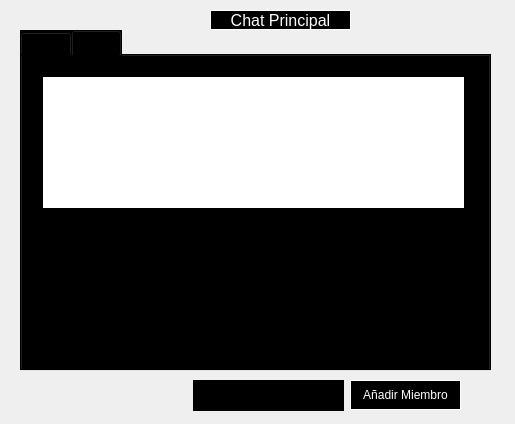
Qt form Interface/MainChat.ui (edgardanielgd/Audio-Transmission) before a commit.
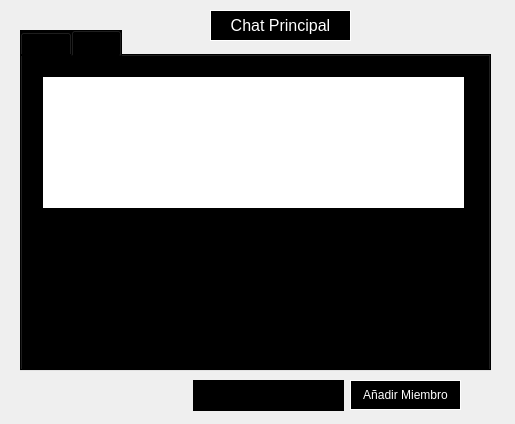
The same form after that commit. Icons and pictures are not drawn.

```diff
--- a/Interface/MainChat.ui
+++ b/Interface/MainChat.ui
@@ -22,7 +22,7 @@
      <x>210</x>
      <y>10</y>
      <width>141</width>
-     <height>20</height>
+     <height>31</height>
     </rect>
    </property>
    <property name="palette">
```
